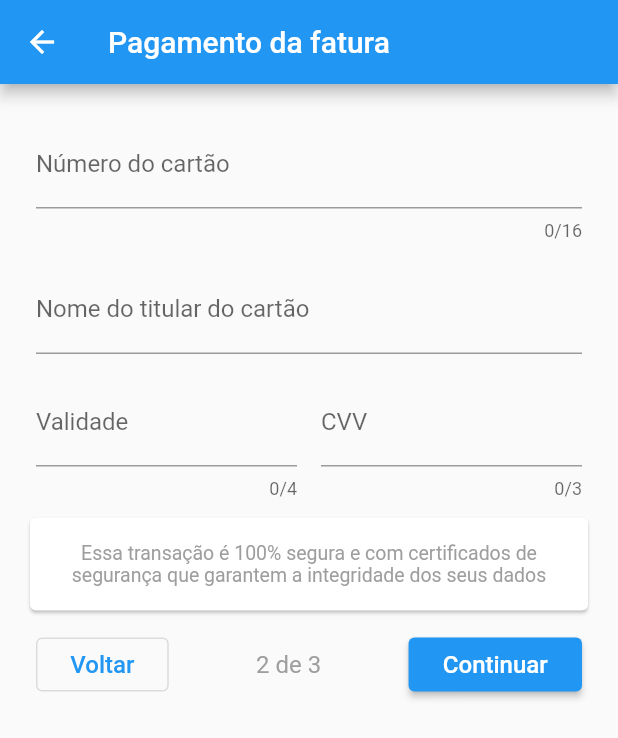
After one commit to rafaeleiki/flutter-faturas, a Flutter app: the CreditCardFormWidget screen opened directly, on a phone screen of 412 x 824 dp. The commit adds this screen. Shown: the top 738 px of the screen. Run offline on Flutter 3.47's test engine with Material 2 defaults, Android fonts, the phone set to English and light mode, and no system bars; our stand-ins replace get_it.

Commit message:
Created credit card form screen

```diff
--- /dev/null
+++ b/lib/credit_card_form/view/credit_card_form_screen.dart
@@ -0,0 +1,181 @@
+import 'package:faturas/credit_card_form/view_model/credit_card_form.dart';
+import 'package:faturas/shared/model/credit_card/user_credit_card_model.dart';
+import 'package:flutter/material.dart';
+import 'package:provider/provider.dart';
+
+class CreditCardFormScreen extends StatelessWidget {
+  const CreditCardFormScreen({Key? key}) : super(key: key);
+
+  @override
+  Widget build(BuildContext context) {
+    return ProxyProvider<UserCreditCardModel, CreditCardFormViewModel>(
+      create: (context) =>
+          CreditCardFormViewModel(context.read<UserCreditCardModel>()),
+      update: (context, userCreditCardModel, notifier) =>
+          CreditCardFormViewModel(userCreditCardModel),
+      child: const CreditCardFormWidget(),
+    );
+  }
+}
+
+class CreditCardFormWidget extends StatefulWidget {
+  const CreditCardFormWidget({Key? key}) : super(key: key);
+
+  @override
+  _CreditCardFormWidgetState createState() => _CreditCardFormWidgetState();
+}
+
+class _CreditCardFormWidgetState extends State<CreditCardFormWidget> {
+  late TextEditingController _numberController;
+  late TextEditingController _nameController;
+  late TextEditingController _expirationController;
+  late TextEditingController _cvvController;
+
+  @override
+  void initState() {
+    super.initState();
+
+    final vm = context.read<CreditCardFormViewModel>();
+
+    _numberController =
+        TextEditingController(text: vm.userCreditCardModel.creditCard.number);
+    _numberController.addListener(() => setState(() {
+          vm.userCreditCardModel
+              .updateCreditCard(number: _numberController.text);
+        }));
+
+    _nameController =
+        TextEditingController(text: vm.userCreditCardModel.creditCard.name);
+    _nameController.addListener(() => setState(() {
+          vm.userCreditCardModel.updateCreditCard(name: _nameController.text);
+        }));
+
+    _expirationController = TextEditingController(
+        text: vm.userCreditCardModel.creditCard.expiration);
+    _expirationController.addListener(() => setState(() {
+          vm.userCreditCardModel
+              .updateCreditCard(expiration: _expirationController.text);
+        }));
+
+    _cvvController =
+        TextEditingController(text: vm.userCreditCardModel.creditCard.cvv);
+    _cvvController.addListener(() => setState(() {
+          vm.userCreditCardModel.updateCreditCard(cvv: _cvvController.text);
+        }));
+  }
+
+  @override
+  void dispose() {
+    _numberController.dispose();
+    _nameController.dispose();
+    _expirationController.dispose();
+    _cvvController.dispose();
+    super.dispose();
+  }
+
+  @override
+  Widget build(BuildContext context) {
+    final vm = context.select((CreditCardFormViewModel vm) => vm);
+
+    return Scaffold(
+      appBar: AppBar(
+        centerTitle: false,
+        title: const Text(
+          'Pagamento da fatura',
+          textAlign: TextAlign.left,
+        ),
+      ),
+      body: SingleChildScrollView(
+        key: const Key('payment_options_container'),
+        padding: const EdgeInsets.all(16.0),
+        child: Column(
+          crossAxisAlignment: CrossAxisAlignment.start,
+          children: [
+            Padding(
+              padding: const EdgeInsets.all(8.0),
+              child: TextField(
+                decoration: const InputDecoration(
+                  labelText: 'Número do cartão',
+                ),
+                maxLength: 16,
+                controller: _numberController,
+                keyboardType: TextInputType.number,
+              ),
+            ),
+            Padding(
+              padding: const EdgeInsets.all(8.0),
+              child: TextField(
+                decoration: const InputDecoration(
+                  labelText: 'Nome do titular do cartão',
+                ),
+                controller: _nameController,
+              ),
+            ),
+            Row(
+              mainAxisAlignment: MainAxisAlignment.spaceBetween,
+              children: [
+                Expanded(
+                  child: Padding(
+                    padding: const EdgeInsets.all(8.0),
+                    child: TextField(
+                      decoration: const InputDecoration(
+                        hintText: '09/21',
+                        labelText: 'Validade',
+                      ),
+                      maxLength: 4,
+                      controller: _expirationController,
+                      keyboardType: TextInputType.number,
+                    ),
+                  ),
+                ),
+                Expanded(
+                  child: Padding(
+                    padding: const EdgeInsets.all(8.0),
+                    child: TextField(
+                      decoration: const InputDecoration(
+                        hintText: '123',
+                        labelText: 'CVV',
+                      ),
+                      maxLength: 3,
+                      controller: _cvvController,
+                      keyboardType: TextInputType.number,
+                    ),
+                  ),
+                ),
+              ],
+            ),
+            const Card(
+              child: Padding(
+                padding: EdgeInsets.all(16.0),
+                child: Text(
+                  'Essa transação é 100% segura e com certificados'
+                  ' de segurança que garantem a integridade dos seus dados',
+                  textAlign: TextAlign.center,
+                  style: TextStyle(fontSize: 13),
+                ),
+              ),
+            ),
+            ButtonBar(
+              children: [
+                OutlinedButton(
+                    onPressed: () => Navigator.pop(context),
+                    child: const Padding(
+                      padding: EdgeInsets.all(8.0),
+                      child: Text('Voltar'),
+                    )),
+                const Text('2 de 3'),
+                ElevatedButton(
+                  onPressed: () => {},
+                  child: const Padding(
+                    padding: EdgeInsets.all(8.0),
+                    child: Text('Continuar'),
+                  ),
+                ),
+              ],
+            ),
+          ],
+        ),
+      ),
+    );
+  }
+}
--- /dev/null
+++ b/lib/credit_card_form/view_model/credit_card_form.dart
@@ -0,0 +1,11 @@
+import 'package:faturas/shared/model/credit_card/user_credit_card_model.dart';
+
+class CreditCardFormViewModel {
+  final UserCreditCardModel _userCreditCardModel;
+
+  CreditCardFormViewModel(this._userCreditCardModel);
+
+  UserCreditCardModel get userCreditCardModel => _userCreditCardModel;
+
+  set creditCardNumber(String number) => _userCreditCardModel.creditCard;
+}
--- /dev/null
+++ b/lib/shared/model/credit_card/user_credit_card_model.dart
@@ -0,0 +1,30 @@
+import 'package:faturas/shared/model/credit_card/credit_card.dart';
+import 'package:flutter/material.dart';
+
+class UserCreditCardModel extends ChangeNotifier {
+  CreditCard _creditCard;
+
+  UserCreditCardModel(this._creditCard);
+
+  CreditCard get creditCard => _creditCard;
+
+  set creditCard(creditCard) {
+    _creditCard = creditCard;
+    notifyListeners();
+  }
+
+  void updateCreditCard(
+      {String? number, String? cvv, String? name, String? expiration}) {
+    number ??= _creditCard.number;
+    cvv ??= _creditCard.cvv;
+    name ??= _creditCard.name;
+    expiration ??= _creditCard.expiration;
+
+    creditCard = CreditCard(
+      number: number,
+      cvv: cvv,
+      name: name,
+      expiration: expiration,
+    );
+  }
+}
```
Also changed, not shown: lib/main.dart (+7 -4 lines), lib/payment_options/view/widgets/payment_options_widget.dart (+16 -13 lines), lib/shared/model/credit_card/credit_card.dart (added, +13 -0 lines).
